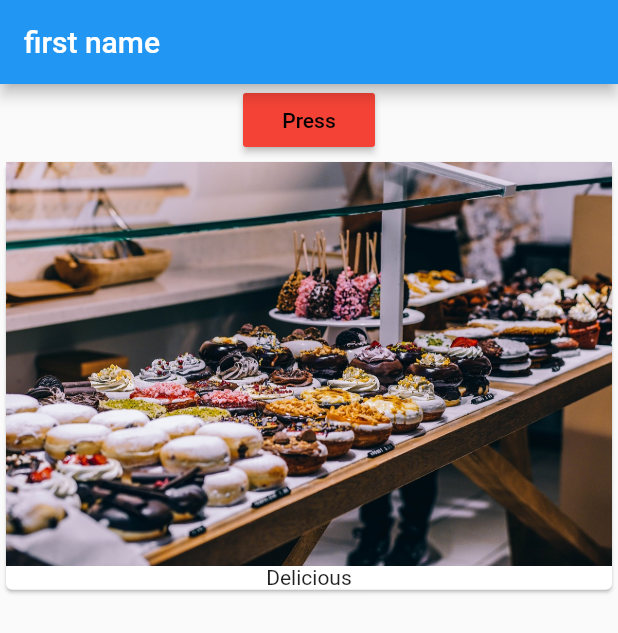
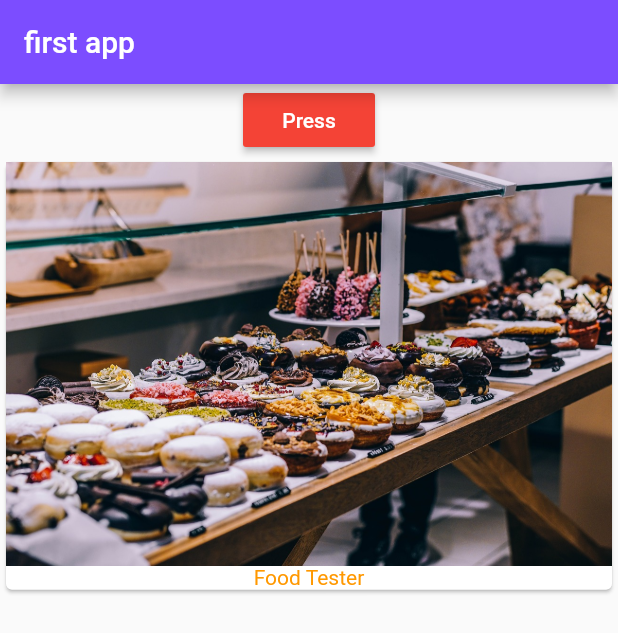
Before and after one commit to annamusayelyan/first_app, a Flutter app: the screen it shows after launch, on a phone screen of 412 x 824 dp. Shown: the top 633 px of the screen. Run offline on Flutter 3.47's test engine with Material 2 defaults, Android fonts, the phone set to English and light mode, and no system bars.

Commit message:
Code split up

```diff
--- a/lib/main.dart
+++ b/lib/main.dart
@@ -1,33 +1,43 @@
 import 'package:flutter/material.dart';
-
+import 'package:flrst_app/products.dart';
 main() {
-  runApp (MyApp());
+  runApp(MyApp());
 }
-
-class MyApp extends StatelessWidget {
+class MyApp extends StatefulWidget {
+  @override
+  State<StatefulWidget> createState() {
+    return _MyAppState();
+  }
+}
+class _MyAppState extends State<MyApp> {
+  List<String> _products = ['Food Tester'];
   build(context) {
-    return MaterialApp(home: Scaffold(
+    return MaterialApp(
+      home: Scaffold(
         appBar: AppBar(
-        title: Text('first name'),
-        backgroundColor: Colors.blue,
+          title: Text('first app'),
+          backgroundColor: Colors.deepPurpleAccent,
         ),
-      body:Column(
-        children:<Widget>[
+        body: Column(
+          children: <Widget>[
             RaisedButton(
-      child: Text('Press' , style: TextStyle(color: Colors.black),),
+              child: Text(
+                'Press',
+                style: TextStyle(
+                  color: Colors.white,
+                ),
+              ),
               color: Colors.red,
-      onPressed: (){},
+              onPressed: () {
+                setState(() {
+                  _products.add('Advanced food tester');
+                });
+              },
             ),
-          Card(
-            child: Column(
-              children: <Widget>[
-              Image.asset('assets/food.jpg'),
-              Text('Delicious')
-            ],
-            )
-          )
+            Products(_products),
           ],
         ),
-    ));
+      ),
+    );
   }
 }
--- /dev/null
+++ b/lib/products.dart
@@ -0,0 +1,30 @@
+import 'package:flutter/material.dart';
+
+
+class Products extends StatelessWidget{
+  List<String> products;
+  Products(this.products);
+  @override
+  Widget build (BuildContext Context){
+    return Expanded(
+        child:
+    ListView(
+      children: products
+          .map(
+            (element) => Card(
+          child: Column(
+            children: <Widget>[
+              Image.asset('assets/food.jpg'),
+              Text(
+                element,
+                style: TextStyle(color: Colors.orange),
+              )
+            ],
+          ),
+        ),
+      )
+          .toList(),
+    ),
+    );
+  }
+}
```
Lines whose indentation alone changed are shown as unchanged.
